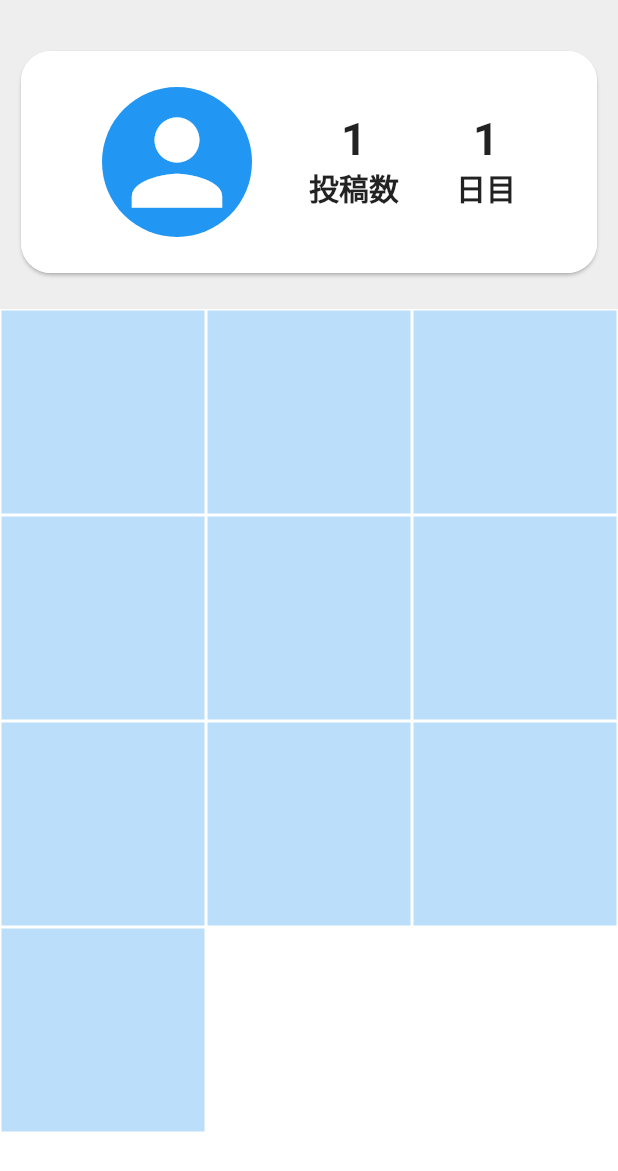
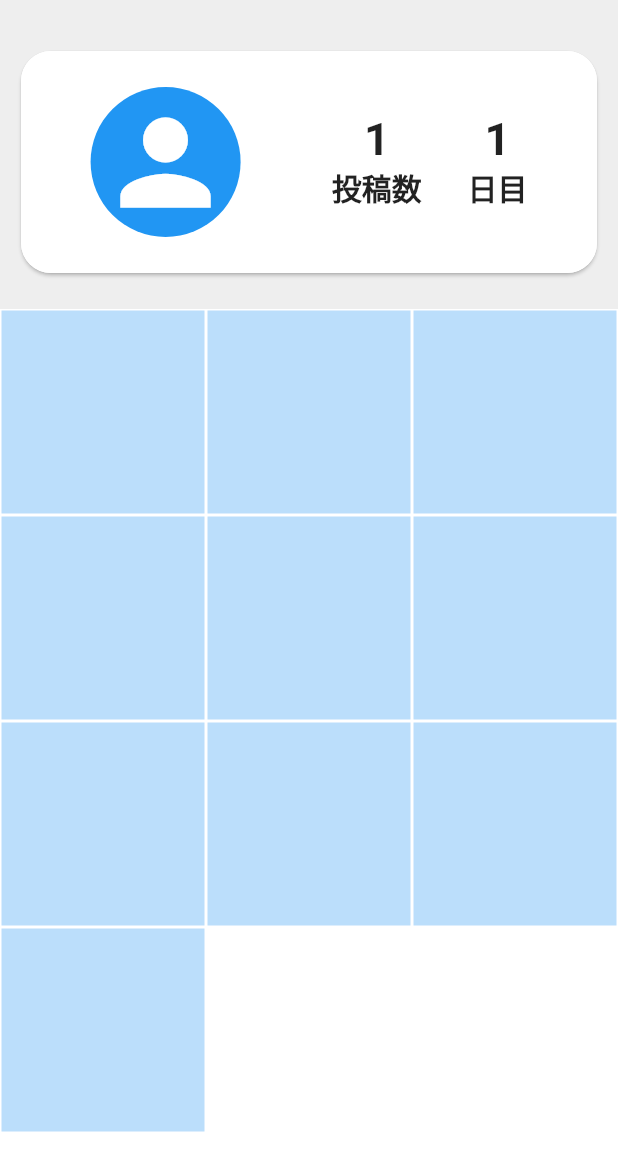
Before and after one commit to iseruuuuu/book_instagram_app, a Flutter app: the HomeScreen screen opened directly, on a phone screen of 412 x 824 dp. Shown: the top 1171 px of the screen. Run offline on Flutter 3.47's test engine with Material 2 defaults, Android fonts, the phone set to English and light mode, and no system bars; our stand-ins replace freezed_annotation, image_picker, rxdart, state_notifier; missing offline and left inert: flutter_state_notifier.

Commit message:
バランス調整

```diff
--- a/lib/screen/home/children/profile/home_profile.dart
+++ b/lib/screen/home/children/profile/home_profile.dart
@@ -35,6 +35,7 @@ class HomeProfileWidget extends StatelessWidget {
                         mainAxisAlignment: MainAxisAlignment.spaceEvenly,
                         children: const [
                           HomeIcon(),
+                          SizedBox(),
                           HomeNumber(
                             count: 1,
                             title: '投稿数',
```
